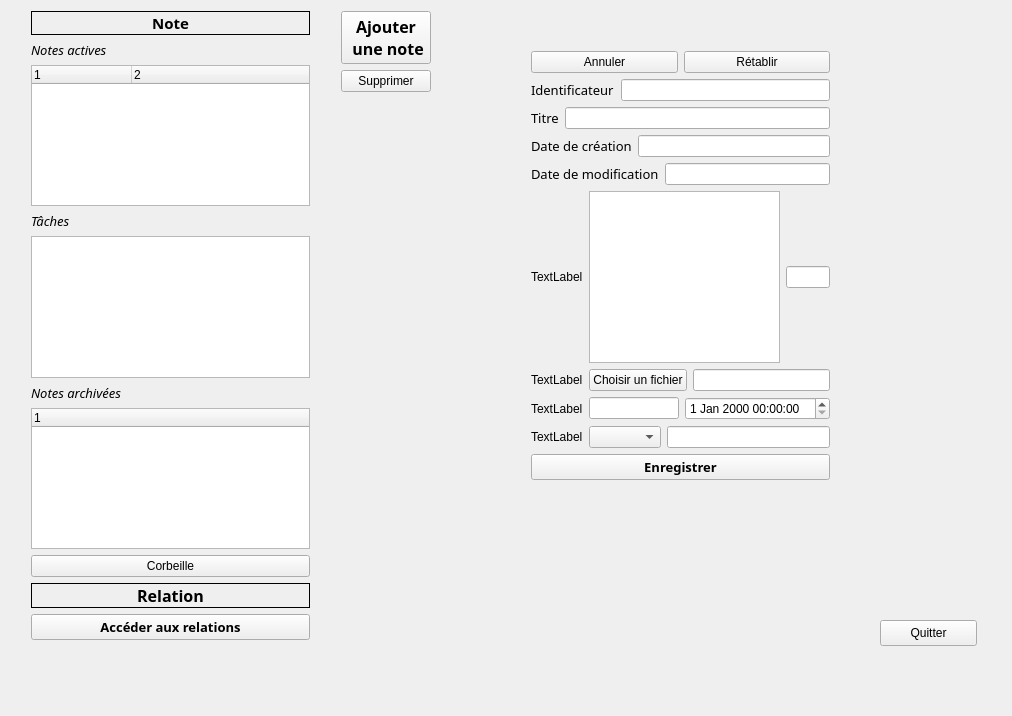
This is PluriNotes/mainwindow.ui in hugochabs/LO21_plurinotes as Qt 5 draws it before an edit. The edited form follows.
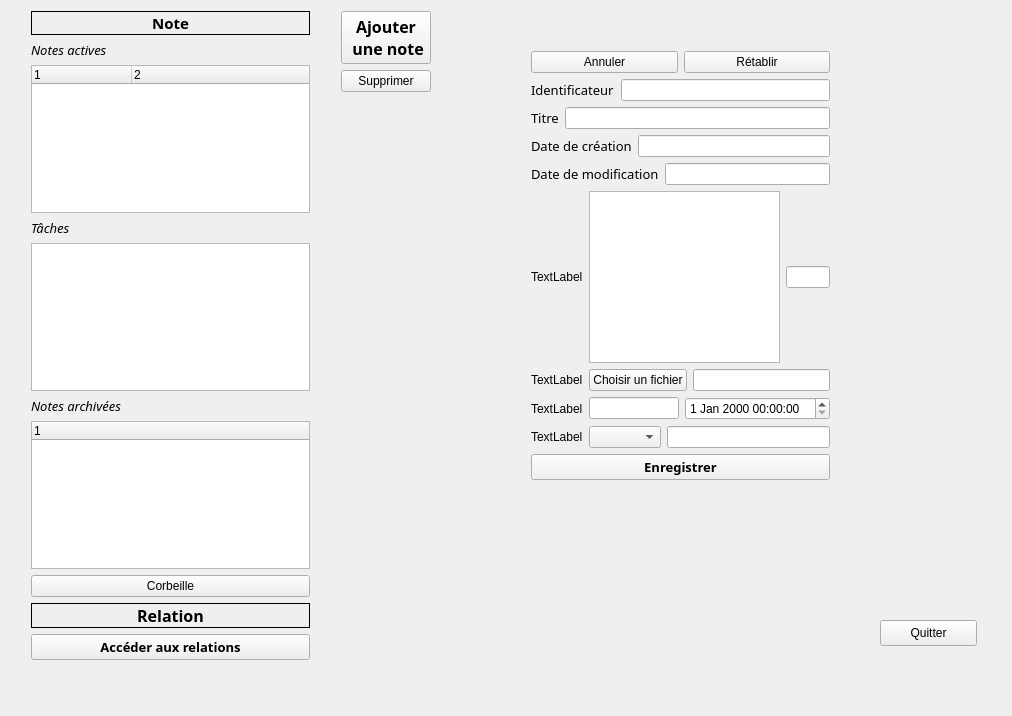
This is the edited form.

```diff
--- a/PluriNotes/mainwindow.ui
+++ b/PluriNotes/mainwindow.ui
@@ -68,10 +68,23 @@
       <x>20</x>
       <y>0</y>
       <width>301</width>
-      <height>651</height>
+      <height>671</height>
      </rect>
     </property>
     <layout class="QVBoxLayout" name="verticalLayout_4">
+     <item>
+      <spacer name="verticalSpacer_2">
+       <property name="orientation">
+        <enum>Qt::Vertical</enum>
+       </property>
+       <property name="sizeHint" stdset="0">
+        <size>
+         <width>20</width>
+         <height>18</height>
+        </size>
+       </property>
+      </spacer>
+     </item>
      <item>
       <layout class="QVBoxLayout" name="verticalLayout">
        <item>
@@ -182,6 +195,19 @@
        </item>
        <item>
         <layout class="QVBoxLayout" name="verticalLayout_2">
+         <item>
+          <spacer name="verticalSpacer_3">
+           <property name="orientation">
+            <enum>Qt::Vertical</enum>
+           </property>
+           <property name="sizeHint" stdset="0">
+            <size>
+             <width>292</width>
+             <height>18</height>
+            </size>
+           </property>
+          </spacer>
+         </item>
          <item>
           <widget class="QLabel" name="label_4">
            <property name="font">
@@ -222,19 +248,6 @@
        </item>
       </layout>
      </item>
-     <item>
-      <spacer name="verticalSpacer_2">
-       <property name="orientation">
-        <enum>Qt::Vertical</enum>
-       </property>
-       <property name="sizeHint" stdset="0">
-        <size>
-         <width>20</width>
-         <height>18</height>
-        </size>
-       </property>
-      </spacer>
-     </item>
     </layout>
    </widget>
    <widget class="QWidget" name="layoutWidget">
```
Left out of the diff: 2 changed lines with no effect on the pictures.
